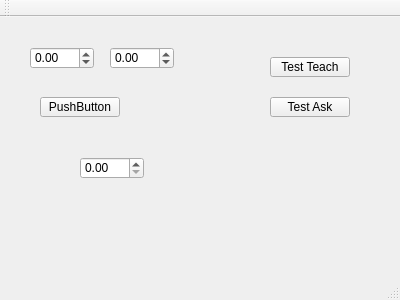
Above: mainwindow.ui from fenixnix/BP-ANN before the change. Below: the same form after it.
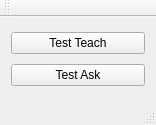
That is the form after the change.

```diff
--- a/mainwindow.ui
+++ b/mainwindow.ui
@@ -6,89 +6,30 @@
    <rect>
     <x>0</x>
     <y>0</y>
-    <width>400</width>
-    <height>300</height>
+    <width>156</width>
+    <height>125</height>
    </rect>
   </property>
   <property name="windowTitle">
    <string>MainWindow</string>
   </property>
   <widget class="QWidget" name="centralWidget">
-   <widget class="QPushButton" name="pushButton">
-    <property name="geometry">
-     <rect>
-      <x>40</x>
-      <y>80</y>
-      <width>80</width>
-      <height>20</height>
-     </rect>
-    </property>
-    <property name="text">
-     <string>PushButton</string>
-    </property>
-   </widget>
-   <widget class="QDoubleSpinBox" name="doubleSpinBox">
-    <property name="geometry">
-     <rect>
-      <x>30</x>
-      <y>30</y>
-      <width>64</width>
-      <height>22</height>
-     </rect>
-    </property>
-    <property name="minimum">
-     <double>-99.000000000000000</double>
-    </property>
-   </widget>
-   <widget class="QDoubleSpinBox" name="doubleSpinBox_2">
-    <property name="geometry">
-     <rect>
-      <x>110</x>
-      <y>30</y>
-      <width>64</width>
-      <height>22</height>
-     </rect>
-    </property>
-    <property name="minimum">
-     <double>-99.000000000000000</double>
-    </property>
-   </widget>
-   <widget class="QDoubleSpinBox" name="doubleSpinBox_3">
-    <property name="geometry">
-     <rect>
-      <x>80</x>
-      <y>140</y>
-      <width>64</width>
-      <height>22</height>
-     </rect>
-    </property>
-   </widget>
-   <widget class="QPushButton" name="pushButton_3">
-    <property name="geometry">
-     <rect>
-      <x>270</x>
-      <y>40</y>
-      <width>80</width>
-      <height>20</height>
-     </rect>
-    </property>
-    <property name="text">
-     <string>Test Teach</string>
-    </property>
-   </widget>
-   <widget class="QPushButton" name="btnGetAskTest">
-    <property name="geometry">
-     <rect>
-      <x>270</x>
-      <y>80</y>
-      <width>80</width>
-      <height>20</height>
-     </rect>
-    </property>
-    <property name="text">
-     <string>Test Ask</string>
-    </property>
-   </widget>
+   <layout class="QVBoxLayout" name="verticalLayout">
+    <item>
+     <widget class="QPushButton" name="btnTeachTest">
+      <property name="text">
+       <string>Test Teach</string>
+      </property>
+     </widget>
+    </item>
+    <item>
+     <widget class="QPushButton" name="btnGetAskTest">
+      <property name="text">
+       <string>Test Ask</string>
+      </property>
+     </widget>
+    </item>
+   </layout>
   </widget>
   <widget class="QMenuBar" name="menuBar">
    <property name="geometry">
```
Left out of the diff: 2 changed lines with no effect on the pictures.
